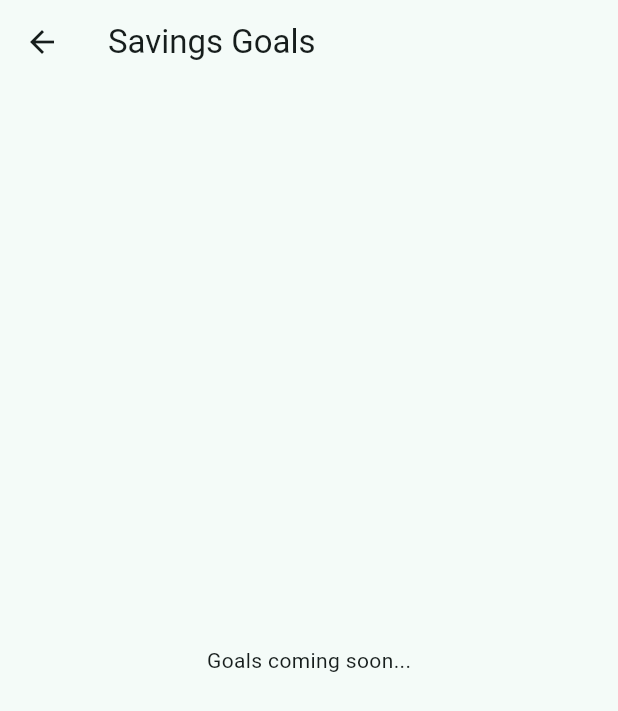
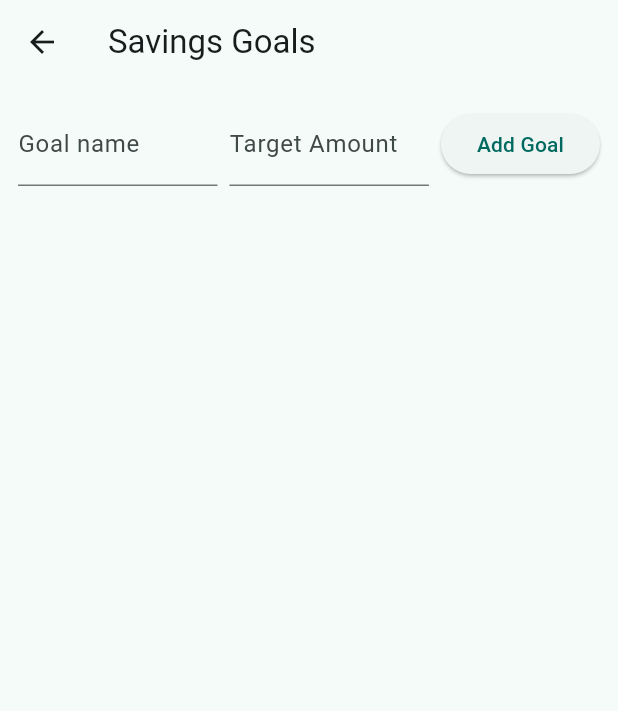
Before and after one commit to rathidarsh46-collab/personalfinancemanager_mad1, a Flutter app: the GoalsScreen screen opened by its route, on a phone screen of 412 x 824 dp. Shown: the top 711 px of the screen. Run offline on Flutter 3.47's test engine with Material 3 defaults, Android fonts, the phone set to English and light mode, and no system bars; our stand-ins replace sqflite; accounts and stored records are empty; statements that could not run were skipped.

Commit message:
feat(goals): add goals list with create + deposit and progress bar

```diff
--- a/lib/screens/goals_screen.dart
+++ b/lib/screens/goals_screen.dart
@@ -1,14 +1,106 @@
 import 'package:flutter/material.dart';
+import 'package:provider/provider.dart';
+import '../providers/finance_provider.dart';
+import '../models/goal.dart';
 
-class GoalsScreen extends StatelessWidget {
+// Goals: create goals + deposit to goal
+class GoalsScreen extends StatefulWidget {
   const GoalsScreen({super.key});
 
   @override
+  State<GoalsScreen> createState() => _GoalsScreenState();
+}
+
+class _GoalsScreenState extends State<GoalsScreen> {
+  final nameCtrl = TextEditingController();
+  final targetCtrl = TextEditingController();
+  final depositCtrl = TextEditingController();
+
+  @override
+  void dispose() {
+    nameCtrl.dispose();
+    targetCtrl.dispose();
+    depositCtrl.dispose();
+    super.dispose();
+  }
+
+  @override
   Widget build(BuildContext context) {
-    // Student: placeholder - goal list + deposit + delete added later
+    final finance = context.watch<FinanceProvider>();
     return Scaffold(
       appBar: AppBar(title: const Text('Savings Goals')),
-      body: const Center(child: Text('Goals coming soon...')),
+      body: Padding(
+        padding: const EdgeInsets.all(12.0),
+        child: Column(
+          children: [
+            Row(
+              children: [
+                Expanded(child: TextField(controller: nameCtrl, decoration: const InputDecoration(labelText: 'Goal name'))),
+                const SizedBox(width: 8),
+                Expanded(child: TextField(controller: targetCtrl, decoration: const InputDecoration(labelText: 'Target Amount'), keyboardType: const TextInputType.numberWithOptions(decimal: true))),
+                const SizedBox(width: 8),
+                ElevatedButton(
+                  onPressed: () async {
+                    final name = nameCtrl.text.trim();
+                    final target = double.tryParse(targetCtrl.text.trim());
+                    if (name.isEmpty || target == null || target <= 0) return;
+                    await context.read<FinanceProvider>().addGoal(Goal(name: name, target: target));
+                    nameCtrl.clear(); targetCtrl.clear();
+                  },
+                  child: const Text('Add Goal'),
+                ),
+              ],
+            ),
+            const SizedBox(height: 12),
+            Expanded(
+              child: ListView.builder(
+                itemCount: finance.goals.length,
+                itemBuilder: (context, i) {
+                  final g = finance.goals[i];
+                  final pct = (g.saved / (g.target == 0 ? 1 : g.target)).clamp(0.0, 1.0).toDouble();
+                  return Card(
+                    child: ListTile(
+                      title: Text(g.name),
+                      subtitle: Column(
+                        crossAxisAlignment: CrossAxisAlignment.start,
+                        children: [
+                          Text('Saved: \$${g.saved.toStringAsFixed(2)} / \$${g.target.toStringAsFixed(2)}'),
+                          const SizedBox(height: 6),
+                          LinearProgressIndicator(value: pct),
+                        ],
+                      ),
+                      trailing: SizedBox(
+                        width: 140,
+                        child: Row(
+                          children: [
+                            Expanded(
+                              child: TextField(
+                                controller: depositCtrl,
+                                decoration: const InputDecoration(hintText: '\$'),
+                                keyboardType: const TextInputType.numberWithOptions(decimal: true),
+                              ),
+                            ),
+                            IconButton(
+                              onPressed: () async {
+                                final amt = double.tryParse(depositCtrl.text.trim());
+                                if (amt == null || amt <= 0) return;
+                                await context.read<FinanceProvider>().depositToGoal(g, amt);
+                                depositCtrl.clear();
+                              },
+                              icon: const Icon(Icons.add),
+                              tooltip: 'Add to goal',
+                            ),
+                          ],
+                        ),
+                      ),
+                    ),
+                  );
+                },
+              ),
+            )
+          ],
+        ),
+      ),
     );
   }
 }
```
